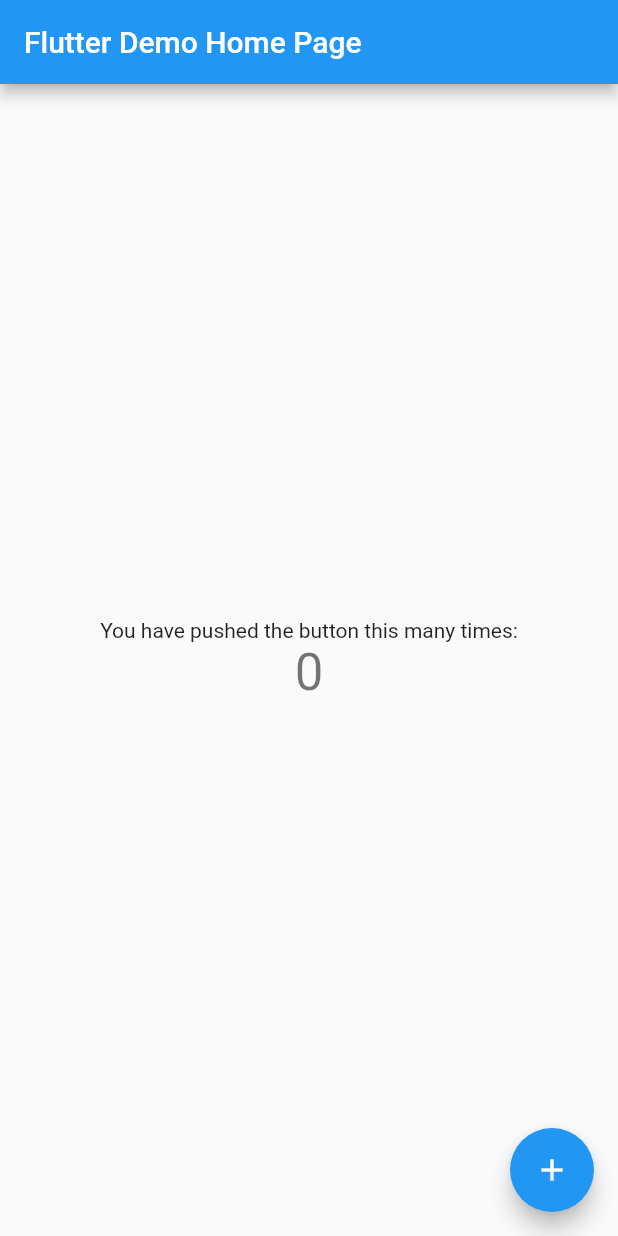
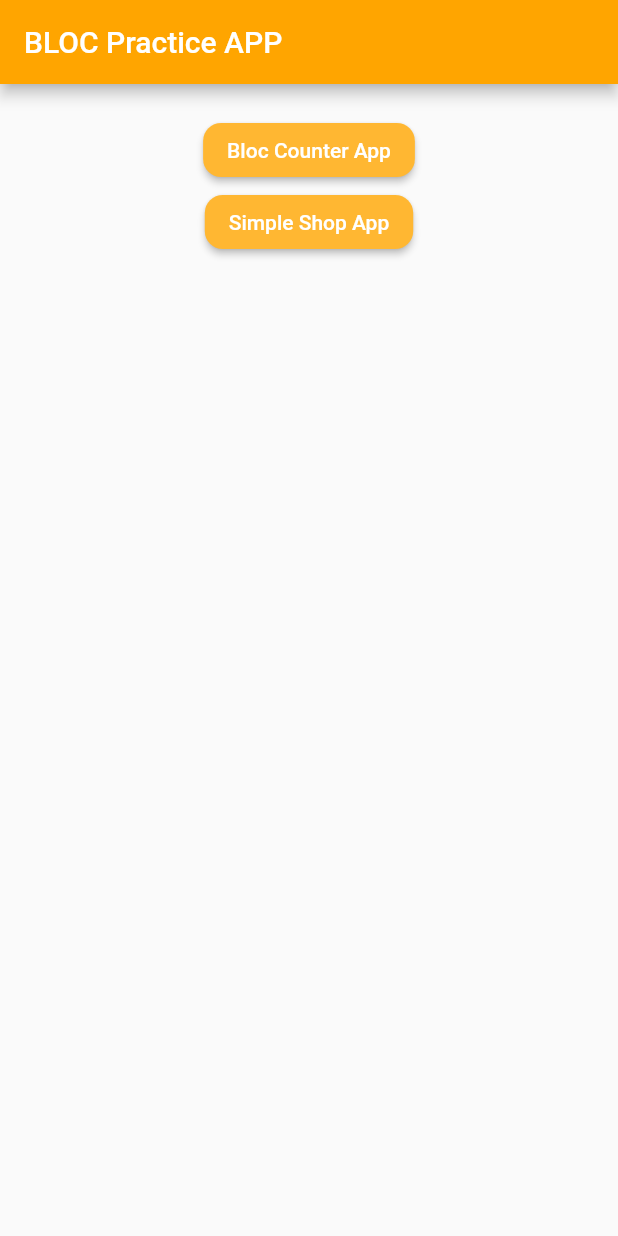
Before and after one commit to lypsisrudiansyah/bloc_practice_app, a Flutter app: the screen it shows after launch, on a phone screen of 412 x 824 dp. Run offline on Flutter 3.47's test engine with Material 2 defaults, Android fonts, the phone set to English and light mode, and no system bars.

Commit message:
update 3 files and create 2 files : add depedency, refactoring some screen

```diff
--- a/lib/main.dart
+++ b/lib/main.dart
@@ -1,4 +1,6 @@
 import 'package:flutter/material.dart';
+import 'package:practice_bloc_app/screen/home_screen.dart';
+import 'package:practice_bloc_app/theme.dart';
 
 void main() {
   runApp(const MyApp());
@@ -11,105 +13,12 @@
   @override
   Widget build(BuildContext context) {
     return MaterialApp(
-      title: 'Flutter Demo',
+      title: 'Simple Shop App',
       theme: ThemeData(
-        // This is the theme of your application.
-        //
-        // Try running your application with "flutter run". You'll see the
-        // application has a blue toolbar. Then, without quitting the app, try
-        // changing the primarySwatch below to Colors.green and then invoke
-        // "hot reload" (press "r" in the console where you ran "flutter run",
-        // or simply save your changes to "hot reload" in a Flutter IDE).
-        // Notice that the counter didn't reset back to zero; the application
-        // is not restarted.
-        primarySwatch: Colors.blue,
+        primaryColor: primaryColorCustom,
+        colorScheme: ColorScheme.fromSwatch().copyWith(primary: primaryColorCustom),
       ),
-      home: const MyHomePage(title: 'Flutter Demo Home Page'),
+      home: const HomeScreen(),
     );
   }
 }
-
-class MyHomePage extends StatefulWidget {
-  const MyHomePage({super.key, required this.title});
-
-  // This widget is the home page of your application. It is stateful, meaning
-  // that it has a State object (defined below) that contains fields that affect
-  // how it looks.
-
-  // This class is the configuration for the state. It holds the values (in this
-  // case the title) provided by the parent (in this case the App widget) and
-  // used by the build method of the State. Fields in a Widget subclass are
-  // always marked "final".
-
-  final String title;
-
-  @override
-  State<MyHomePage> createState() => _MyHomePageState();
-}
-
-class _MyHomePageState extends State<MyHomePage> {
-  int _counter = 0;
-
-  void _incrementCounter() {
-    setState(() {
-      // This call to setState tells the Flutter framework that something has
-      // changed in this State, which causes it to rerun the build method below
-      // so that the display can reflect the updated values. If we changed
-      // _counter without calling setState(), then the build method would not be
-      // called again, and so nothing would appear to happen.
-      _counter++;
-    });
-  }
-
-  @override
-  Widget build(BuildContext context) {
-    // This method is rerun every time setState is called, for instance as done
-    // by the _incrementCounter method above.
-    //
-    // The Flutter framework has been optimized to make rerunning build methods
-    // fast, so that you can just rebuild anything that needs updating rather
-    // than having to individually change instances of widgets.
-    return Scaffold(
-      appBar: AppBar(
-        // Here we take the value from the MyHomePage object that was created by
-        // the App.build method, and use it to set our appbar title.
-        title: Text(widget.title),
-      ),
-      body: Center(
-        // Center is a layout widget. It takes a single child and positions it
-        // in the middle of the parent.
-        child: Column(
-          // Column is also a layout widget. It takes a list of children and
-          // arranges them vertically. By default, it sizes itself to fit its
-          // children horizontally, and tries to be as tall as its parent.
-          //
-          // Invoke "debug painting" (press "p" in the console, choose the
-          // "Toggle Debug Paint" action from the Flutter Inspector in Android
-          // Studio, or the "Toggle Debug Paint" command in Visual Studio Code)
-          // to see the wireframe for each widget.
-          //
-          // Column has various properties to control how it sizes itself and
-          // how it positions its children. Here we use mainAxisAlignment to
-          // center the children vertically; the main axis here is the vertical
-          // axis because Columns are vertical (the cross axis would be
-          // horizontal).
-          mainAxisAlignment: MainAxisAlignment.center,
-          children: <Widget>[
-            const Text(
-              'You have pushed the button this many times:',
-            ),
-            Text(
-              '$_counter',
-              style: Theme.of(context).textTheme.headline4,
-            ),
-          ],
-        ),
-      ),
-      floatingActionButton: FloatingActionButton(
-        onPressed: _incrementCounter,
-        tooltip: 'Increment',
-        child: const Icon(Icons.add),
-      ), // This trailing comma makes auto-formatting nicer for build methods.
-    );
-  }
-}
--- /dev/null
+++ b/lib/screen/home_screen.dart
@@ -0,0 +1,62 @@
+import 'package:flutter/material.dart';
+import 'package:practice_bloc_app/theme.dart';
+
+class HomeScreen extends StatelessWidget {
+  const HomeScreen({Key? key}) : super(key: key);
+
+  @override
+  Widget build(BuildContext context) {
+    return Scaffold(
+        appBar: AppBar(
+          title: const Text("BLOC Practice APP"),
+        ),
+        body: SingleChildScrollView(
+          child: Center(
+            child: Padding(
+              padding: const EdgeInsets.symmetric(vertical: 20),
+              child: Column(
+                children: [
+                  ButtonRadius(
+                    textButton: "Bloc Counter App",
+                    onPressedCustom: () {
+                      // Navigator.push(context, route);
+                    },
+                  ),
+                  ButtonRadius(
+                    textButton: "Simple Shop App",
+                    onPressedCustom: () {
+                      // Navigator.push(context, route);
+                    },
+                  ),
+                ],
+              ),
+            ),
+          ),
+        ));
+  }
+}
+
+class ButtonRadius extends StatelessWidget {
+  const ButtonRadius({
+    Key? key,
+    required this.textButton,
+    required this.onPressedCustom,
+  }) : super(key: key);
+
+  final String textButton;
+  final VoidCallback onPressedCustom;
+
+  @override
+  Widget build(BuildContext context) {
+    return ElevatedButton(
+      style: ElevatedButton.styleFrom(
+        backgroundColor: accentColor,
+        shape: RoundedRectangleBorder(
+          borderRadius: BorderRadius.circular(12), // <-- RadiusXS
+        ),
+      ),
+      onPressed: onPressedCustom,
+      child: Text(textButton),
+    );
+  }
+}
--- /dev/null
+++ b/lib/theme.dart
@@ -0,0 +1,4 @@
+import 'package:flutter/material.dart';
+
+Color primaryColorCustom = const Color(0xffFFA500);
+Color accentColor = const Color(0xffffb732);
```
Also changed, not shown: pubspec.yaml (+4 -12 lines), pubspec.lock.
